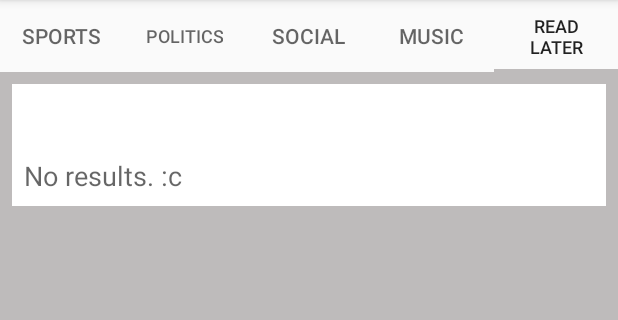
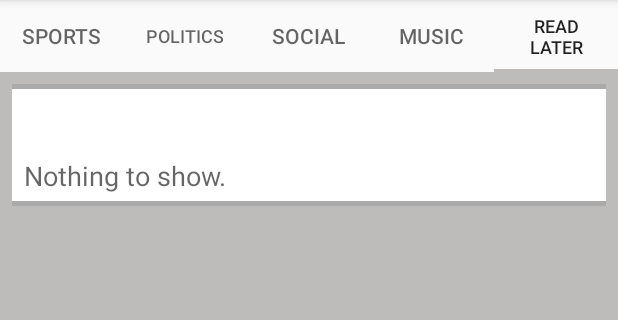
Before and after one commit to Knayd/NewsApp, an Android app: the screen it shows after launch (MainActivity), tab 5 chosen, on a phone screen of 412 x 824 dp, the part 84-404 px from its top. Run offline under Robolectric (Android 15) with nearby library versions, the phone set to English and light mode, and no system bars; 11 statements that could not run were skipped.

Commit message:
Code cleaning

```diff
--- a/app/src/main/java/com/example/applaudo/newsapp/fragments/NewsFragment.java
+++ b/app/src/main/java/com/example/applaudo/newsapp/fragments/NewsFragment.java
@@ -124,7 +124,6 @@ public class NewsFragment extends Fragment implements NewsAdapter.OnNewsClicked,
             setHasOptionsMenu(true);
 
             loaderManager.initLoader(LOADER_MAIN_ID,null,this);
-            Toast.makeText(getContext(), "Connected", Toast.LENGTH_SHORT).show();
 
         } else {
             loaderManager.initLoader(LOADER_CURSOR_ID,null,this);
@@ -201,7 +200,6 @@ public class NewsFragment extends Fragment implements NewsAdapter.OnNewsClicked,
 
     @Override
     public void onLoaderReset(Loader<ArrayList<News>> loader) {
-        Toast.makeText(getContext(), "Reset", Toast.LENGTH_SHORT).show();
     }
 
 
@@ -218,7 +216,7 @@ public class NewsFragment extends Fragment implements NewsAdapter.OnNewsClicked,
             if(!fieldExists(data.get(i).getId())){
                 values.put(NewsEntry.COLUMN_NEWS_ID,data.get(i).getId());
                 values.put(NewsEntry.COLUMN_NEWS_HEADLINE,data.get(i).getHeadline());
-                values.put(NewsEntry.COLUMN_NEWS_BODYTEXT,"BodyText"); //TODO: Placeholder
+                values.put(NewsEntry.COLUMN_NEWS_BODYTEXT,data.get(i).getBodyText());
                 values.put(NewsEntry.COLUMN_NEWS_SECTION,data.get(i).getSection());
                 values.put(NewsEntry.COLUMN_NEWS_THUMBNAIL,data.get(i).getThumbnail());
                 values.put(NewsEntry.COLUMN_NEWS_WEBSITE,data.get(i).getWebSite());
@@ -227,7 +225,6 @@ public class NewsFragment extends Fragment implements NewsAdapter.OnNewsClicked,
 
                 Uri newUri = getContext().getContentResolver().insert(NewsEntry.CONTENT_URI,values);
 
-                Toast.makeText(getContext(), newUri.toString(), Toast.LENGTH_SHORT).show();
             }
 
         }
--- a/app/src/main/java/com/example/applaudo/newsapp/loader/NewsLoader.java
+++ b/app/src/main/java/com/example/applaudo/newsapp/loader/NewsLoader.java
@@ -26,10 +26,12 @@ public class NewsLoader extends AsyncTaskLoader<ArrayList<News>> {
     //Query string
     private String mUrl;
     private int mCategory;
+    private Resources mResources;
 
     public NewsLoader(@NonNull Context context, String mUrl) {
         super(context);
         this.mUrl = mUrl;
+        this.mResources = context.getResources();
     }
 
     //Custom constructor to retrieve the category type from the Fragment
@@ -37,6 +39,7 @@ public class NewsLoader extends AsyncTaskLoader<ArrayList<News>> {
         super(context);
         this.mUrl = mUrl;
         this.mCategory = mCategory;
+        this.mResources = context.getResources();
     }
 
     //Required to trigger the loadInBackground method
@@ -67,7 +70,6 @@ public class NewsLoader extends AsyncTaskLoader<ArrayList<News>> {
                 cursor = getContext().getContentResolver().query(NewsLaterEntry.CONTENT_URI,null,null,null,null);
 
             }
-
             newsList = transformCursorToList(cursor);
 
         } else {
@@ -76,7 +78,7 @@ public class NewsLoader extends AsyncTaskLoader<ArrayList<News>> {
 
         //To make a 'No results message'
         if (newsList.size() == 0) {
-            newsList.add(new News("","","No results. :c","","",""));
+            newsList.add(new News("","",mResources.getString(R.string.str_no_results),"","",""));
         }
 
         return newsList;
--- a/app/src/main/res/layout/fragment_news.xml
+++ b/app/src/main/res/layout/fragment_news.xml
@@ -6,8 +6,6 @@
     xmlns:app="http://schemas.android.com/apk/res-auto"
     android:orientation="vertical"
     tools:context=".fragments.NewsFragment">
-
-    <!-- TODO: Update blank fragment layout -->
 
     <android.support.v7.widget.RecyclerView
         android:id="@+id/fragment_recycler"
--- a/app/src/main/res/layout/recycler_news_item_list.xml
+++ b/app/src/main/res/layout/recycler_news_item_list.xml
@@ -30,6 +30,12 @@
         app:layout_constraintTop_toTopOf="parent"
         tools:text="HEADLINE " />
 
+    <LinearLayout
+        android:layout_width="match_parent"
+        android:background="@android:color/darker_gray"
+        android:layout_height="3dp"
+        app:layout_constraintTop_toTopOf="parent"/>
+
     <TextView
         android:id="@+id/recycler_section"
         android:layout_width="0dp"
@@ -47,4 +53,10 @@
         app:layout_constraintTop_toBottomOf="@+id/recycler_headline"
         tools:text="Section" />
 
+    <LinearLayout
+        android:layout_width="match_parent"
+        android:background="@android:color/darker_gray"
+        android:layout_height="3dp"
+        app:layout_constraintBottom_toBottomOf="parent"/>
+
 </android.support.constraint.ConstraintLayout>
--- a/app/src/main/res/values/strings.xml
+++ b/app/src/main/res/values/strings.xml
@@ -6,7 +6,7 @@
     <string name="tab4">Music</string>
     <string name="str_menu_search">Search News!</string>
     <string name="str_no_connection">Check your connection and try again.</string>
-    <string name="str_no_results">No results found.</string>
+    <string name="str_no_results">Nothing to show.</string>
     <string name="str_add_read_later"> Read Later </string>
     <string name="str_remove_read_later">Remove from "Read Later"</string>
     <string name="str_read_later_tab">Read later</string>
```
Also changed, not shown: app/src/main/java/com/example/applaudo/newsapp/fragments/NewsDetailsFragment.java (+20 -25 lines), app/src/main/java/com/example/applaudo/newsapp/models/News.java (+0 -26 lines), 1 other file.
